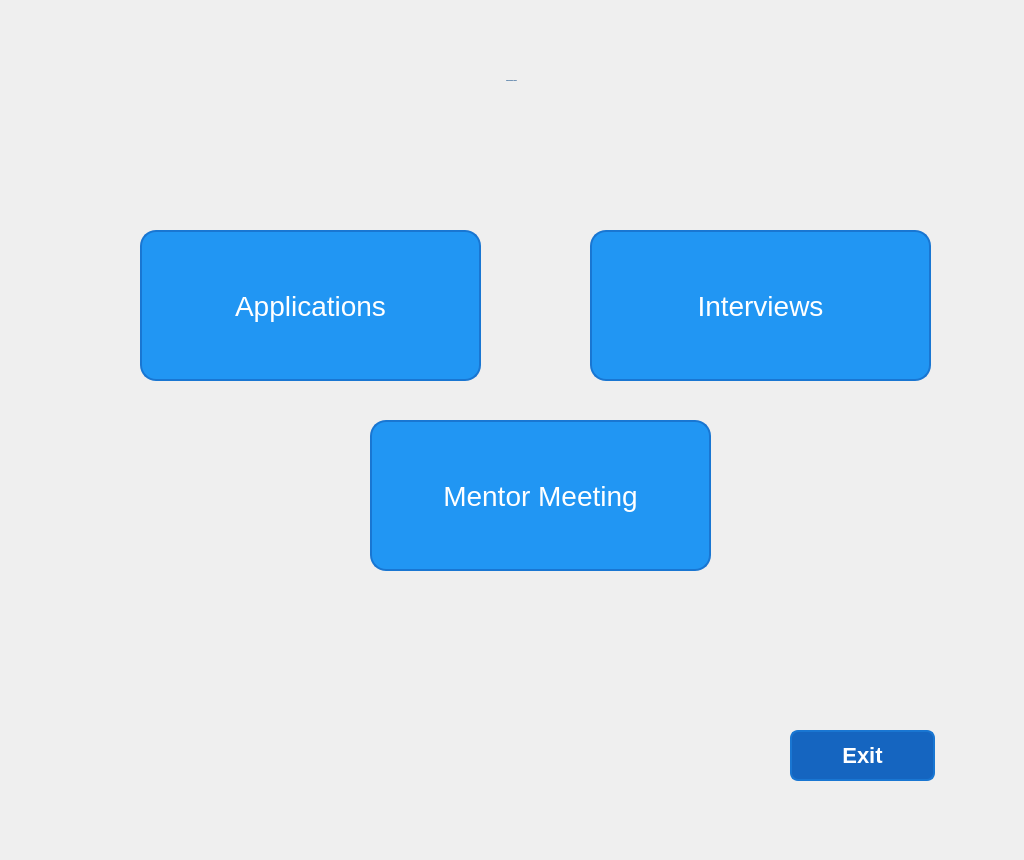
The window that Customer Relationship Management/ui folders/preference_menu_user.ui (Harriery/my-python-projects) describes before a commit, drawn with Qt 5.
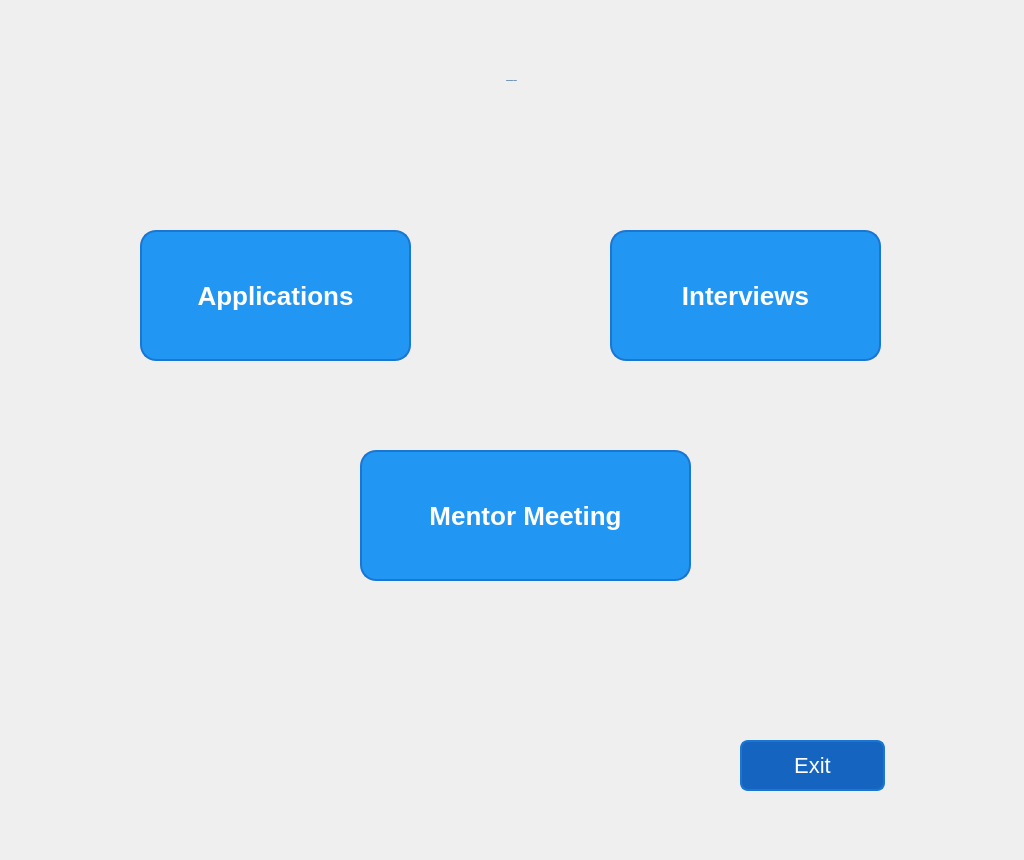
The same window after the commit.

What changed in the file:
```diff
--- a/Customer Relationship Management/ui folders/preference_menu_user.ui
+++ b/Customer Relationship Management/ui folders/preference_menu_user.ui
@@ -37,10 +37,10 @@
     border-radius: 16px;
     border: 2px solid #1976D2;
     padding: 10px 20px;
-    font-size: 28px;
+    font-size: 26px;
     color: white;
     box-shadow: 0 4px #1976D2;
-    transition: all 0.3s ease;
+    transition: all 0.3s ease-in-out;
 }
 
 QPushButton:hover {
@@ -59,8 +59,8 @@
   <widget class="QPushButton" name="pushButton_Exit_2">
    <property name="geometry">
     <rect>
-     <x>790</x>
-     <y>730</y>
+     <x>740</x>
+     <y>740</y>
      <width>145</width>
      <height>51</height>
     </rect>
@@ -68,8 +68,6 @@
    <property name="font">
     <font>
      <pointsize>-1</pointsize>
-     <weight>75</weight>
-     <bold>true</bold>
     </font>
    </property>
    <property name="styleSheet">
@@ -141,13 +139,15 @@
     <rect>
      <x>140</x>
      <y>230</y>
-     <width>341</width>
-     <height>151</height>
+     <width>271</width>
+     <height>131</height>
     </rect>
    </property>
    <property name="font">
     <font>
      <pointsize>-1</pointsize>
+     <weight>75</weight>
+     <bold>true</bold>
     </font>
    </property>
    <property name="text">
@@ -157,15 +157,17 @@
   <widget class="QPushButton" name="pushButton_mentorMeeting">
    <property name="geometry">
     <rect>
-     <x>370</x>
-     <y>420</y>
-     <width>341</width>
-     <height>151</height>
+     <x>360</x>
+     <y>450</y>
+     <width>331</width>
+     <height>131</height>
     </rect>
    </property>
    <property name="font">
     <font>
      <pointsize>-1</pointsize>
+     <weight>75</weight>
+     <bold>true</bold>
     </font>
    </property>
    <property name="text">
@@ -175,15 +177,17 @@
   <widget class="QPushButton" name="pushButton_interviews">
    <property name="geometry">
     <rect>
-     <x>590</x>
+     <x>610</x>
      <y>230</y>
-     <width>341</width>
-     <height>151</height>
+     <width>271</width>
+     <height>131</height>
     </rect>
    </property>
    <property name="font">
     <font>
      <pointsize>-1</pointsize>
+     <weight>75</weight>
+     <bold>true</bold>
     </font>
    </property>
    <property name="text">
```
Left out of the diff: 8 changed lines with no effect on the pictures.
